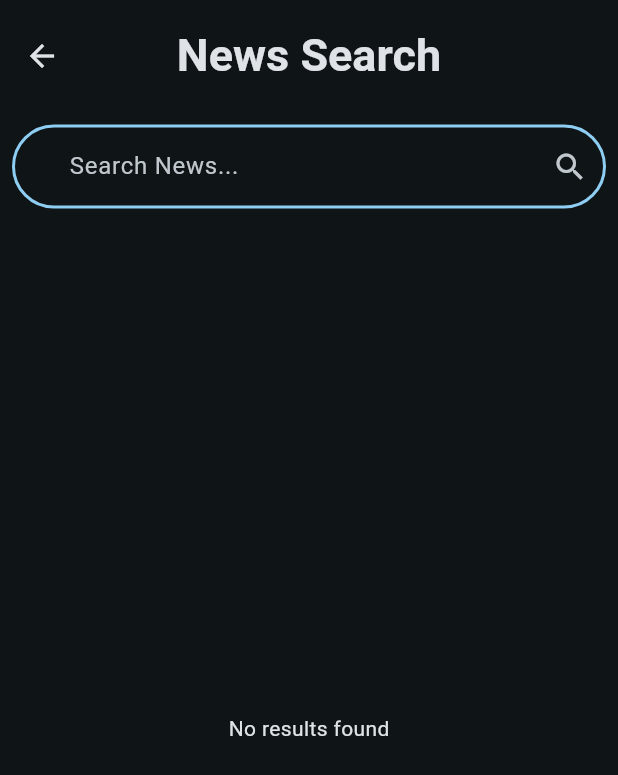
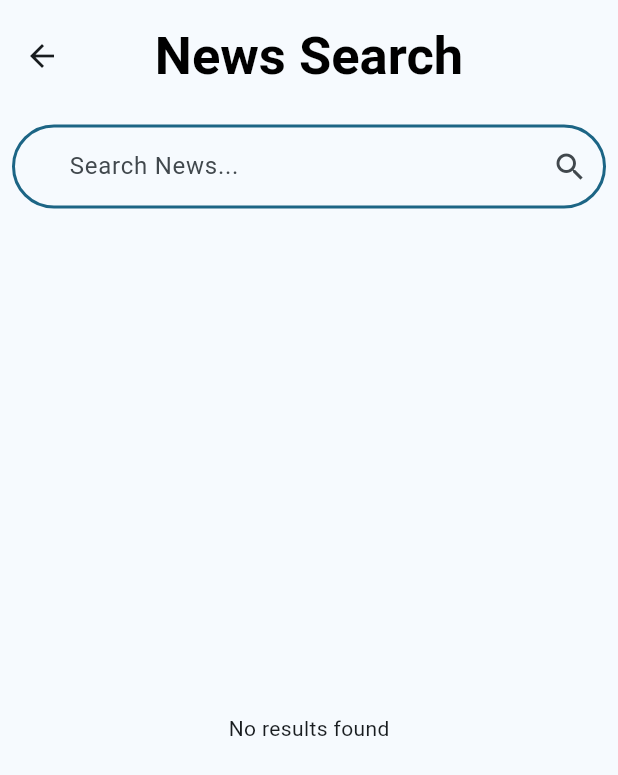
Before and after one commit to its-me-abhishek/news-app, a Flutter app: the screen it shows after launch, after a tap on the "search" icon, on a phone screen of 412 x 824 dp. Shown: the top 775 px of the screen. Run offline on Flutter 3.47's test engine with Material 2 defaults, Android fonts, the phone set to English and light mode, and no system bars; our stand-ins replace google_fonts; network calls fail.

Commit message:
UI Changes

```diff
--- a/lib/backend.dart
+++ b/lib/backend.dart
@@ -26,6 +26,7 @@ class NewsApi {
           'title': article['title'].toString(),
           'description': article['description'].toString(),
           'content': article['content'].toString(),
+          'category': article['category'].toString(),
           'urlToImage': article['urlToImage'].toString(),
         };
       }).toList();
--- a/lib/categories.dart
+++ b/lib/categories.dart
@@ -1,5 +1,6 @@
 import 'package:flutter/material.dart';
 import 'package:news/search.dart';
+import 'package:google_fonts/google_fonts.dart';
 import 'backend.dart';
 import 'news_page.dart';
 
@@ -28,8 +29,11 @@ class _CategoriesPageState extends State<CategoriesPage> {
         title: Text(
           'News App',
           style: TextStyle(
-            fontSize: 30,
-            fontWeight: FontWeight.bold,
+            color: Colors.black,
+            fontSize: 35,
+            fontWeight: FontWeight.w600,
+            fontFamily: GoogleFonts.notoSans().fontFamily,
+            height: 0.05,
           ),
         ),
         actions: [
@@ -63,7 +67,12 @@ class _CategoriesPageState extends State<CategoriesPage> {
                   child: ListTile(
                     title: Text(
                       newsHeadlines[index]['title'] ?? '',
-                      style: TextStyle(fontSize: 20),
+                      style: TextStyle(
+                        color: Colors.black,
+                        fontSize: 20,
+                        fontFamily: GoogleFonts.notoSerif().fontFamily,
+                        fontWeight: FontWeight.w500,
+                      ),
                     ),
                     subtitle: Text(
                       newsHeadlines[index]['description'] ?? '',
@@ -188,7 +197,7 @@ class _CategoriesPageState extends State<CategoriesPage> {
     );
   }
 
-void _updateCountry(String newCountry) {
+  void _updateCountry(String newCountry) {
     setState(() {
       selectedCountry = newCountry;
       headlines = newsApi.getTopHeadlines(country: selectedCountry);
--- a/lib/main.dart
+++ b/lib/main.dart
@@ -16,7 +16,7 @@ class MyApp extends StatelessWidget {
         useMaterial3: true,
         colorScheme: ColorScheme.fromSeed(
           seedColor: Colors.lightBlueAccent,
-          brightness: Brightness.dark,
+          brightness: Brightness.light,
         ),
       ),
       home: CategoriesPage(),
--- a/lib/search.dart
+++ b/lib/search.dart
@@ -1,4 +1,5 @@
 import 'package:flutter/material.dart';
+import 'package:google_fonts/google_fonts.dart';
 import 'backend.dart';
 import 'news_page.dart';
 
@@ -22,8 +23,10 @@ class _SearchPageState extends State<SearchPage> {
         title: const Text(
           'News Search',
           style: TextStyle(
-            fontSize: 30,
-            fontWeight: FontWeight.bold,
+            color: Colors.black,
+            fontSize: 35,
+            fontWeight: FontWeight.w600,
+            height: 0.05,
           ),
         ),
       ),
--- a/pubspec.yaml
+++ b/pubspec.yaml
@@ -13,6 +13,7 @@ dependencies:
   cupertino_icons: ^1.0.2
   http: ^1.1.0
   expandable_text: ^2.3.0
+  google_fonts: ^6.1.0
 
 dev_dependencies:
   flutter_test:
```
Also changed, not shown: lib/news_page.dart (+12 -2 lines), pubspec.lock, 1 other file.
